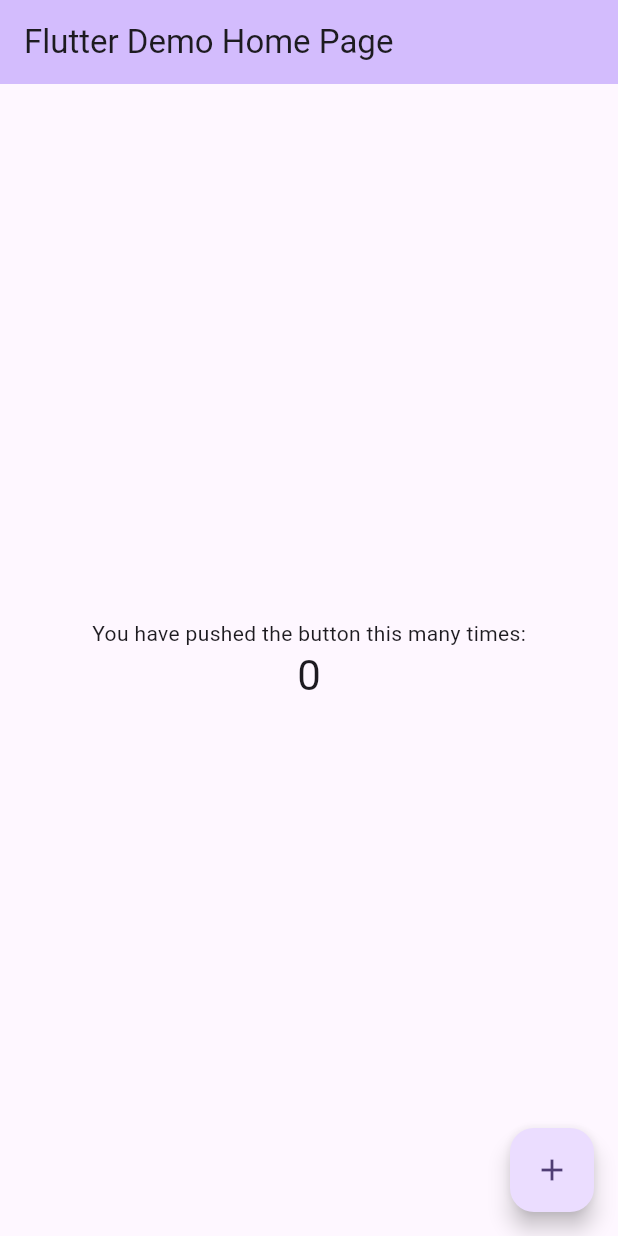
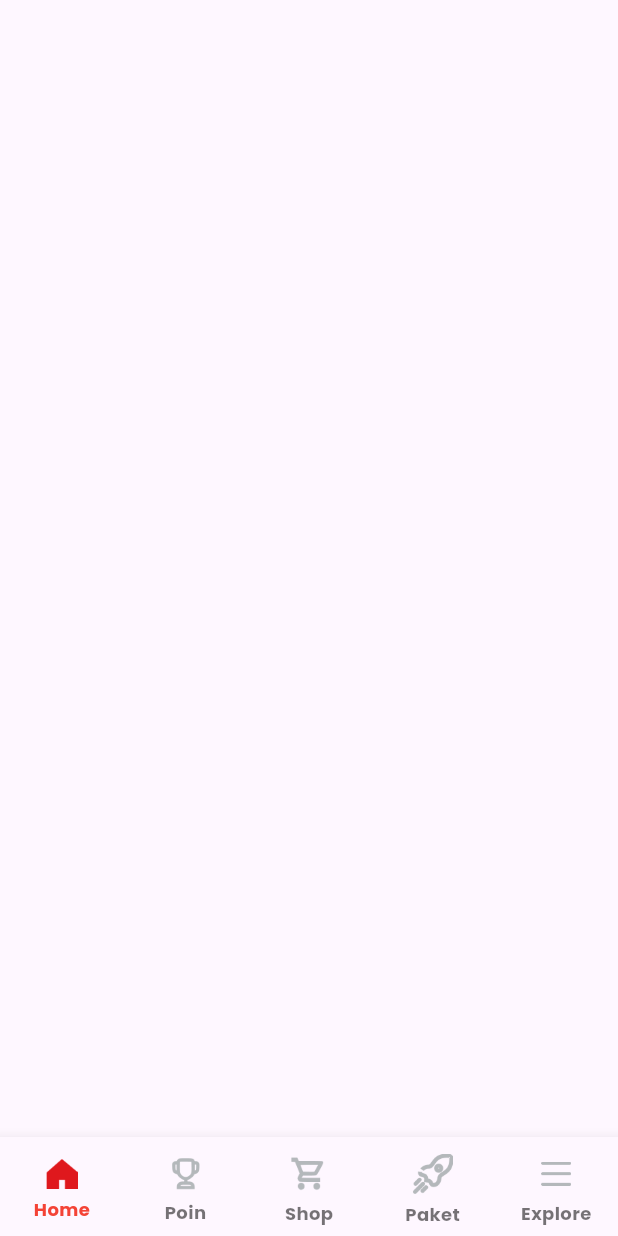
Before and after one commit to PrayogaBoedihartoyo/telkomsel_clone, a Flutter app: the screen it shows after launch, on a phone screen of 412 x 824 dp. Run offline on Flutter 3.47's test engine with Material 3 defaults, Android fonts, the phone set to English and light mode, and no system bars; our stand-ins replace google_fonts.

Commit message:
Initial Commit

```diff
--- a/lib/main.dart
+++ b/lib/main.dart
@@ -1,4 +1,5 @@
 import 'package:flutter/material.dart';
+import 'package:telkomsel_clone/screens/buttom_bav_bar.dart';
 
 void main() {
   runApp(const MyApp());
@@ -12,99 +13,13 @@ class MyApp extends StatelessWidget {
   Widget build(BuildContext context) {
     return MaterialApp(
       title: 'Flutter Demo',
+      debugShowCheckedModeBanner: false,
       theme: ThemeData(
-        colorScheme: ColorScheme.fromSeed(seedColor: Colors.deepPurple),
-        useMaterial3: true,
+        bottomNavigationBarTheme: const BottomNavigationBarThemeData(
+          selectedItemColor: Colors.red,
+        ),
       ),
-      home: const MyHomePage(title: 'Flutter Demo Home Page'),
+      home:  const ButtonNavBar(),
     );
   }
 }
-
-class MyHomePage extends StatefulWidget {
-  const MyHomePage({super.key, required this.title});
-
-  // This widget is the home page of your application. It is stateful, meaning
-  // that it has a State object (defined below) that contains fields that affect
-  // how it looks.
-
-  // This class is the configuration for the state. It holds the values (in this
-  // case the title) provided by the parent (in this case the App widget) and
-  // used by the build method of the State. Fields in a Widget subclass are
-  // always marked "final".
-
-  final String title;
-
-  @override
-  State<MyHomePage> createState() => _MyHomePageState();
-}
-
-class _MyHomePageState extends State<MyHomePage> {
-  int _counter = 0;
-
-  void _incrementCounter() {
-    setState(() {
-      // This call to setState tells the Flutter framework that something has
-      // changed in this State, which causes it to rerun the build method below
-      // so that the display can reflect the updated values. If we changed
-      // _counter without calling setState(), then the build method would not be
-      // called again, and so nothing would appear to happen.
-      _counter++;
-    });
-  }
-
-  @override
-  Widget build(BuildContext context) {
-    // This method is rerun every time setState is called, for instance as done
-    // by the _incrementCounter method above.
-    //
-    // The Flutter framework has been optimized to make rerunning build methods
-    // fast, so that you can just rebuild anything that needs updating rather
-    // than having to individually change instances of widgets.
-    return Scaffold(
-      appBar: AppBar(
-        // TRY THIS: Try changing the color here to a specific color (to
-        // Colors.amber, perhaps?) and trigger a hot reload to see the AppBar
-        // change color while the other colors stay the same.
-        backgroundColor: Theme.of(context).colorScheme.inversePrimary,
-        // Here we take the value from the MyHomePage object that was created by
-        // the App.build method, and use it to set our appbar title.
-        title: Text(widget.title),
-      ),
-      body: Center(
-        // Center is a layout widget. It takes a single child and positions it
-        // in the middle of the parent.
-        child: Column(
-          // Column is also a layout widget. It takes a list of children and
-          // arranges them vertically. By default, it sizes itself to fit its
-          // children horizontally, and tries to be as tall as its parent.
-          //
-          // Column has various properties to control how it sizes itself and
-          // how it positions its children. Here we use mainAxisAlignment to
-          // center the children vertically; the main axis here is the vertical
-          // axis because Columns are vertical (the cross axis would be
-          // horizontal).
-          //
-          // TRY THIS: Invoke "debug painting" (choose the "Toggle Debug Paint"
-          // action in the IDE, or press "p" in the console), to see the
-          // wireframe for each widget.
-          mainAxisAlignment: MainAxisAlignment.center,
-          children: <Widget>[
-            const Text(
-              'You have pushed the button this many times:',
-            ),
-            Text(
-              '$_counter',
-              style: Theme.of(context).textTheme.headlineMedium,
-            ),
-          ],
-        ),
-      ),
-      floatingActionButton: FloatingActionButton(
-        onPressed: _incrementCounter,
-        tooltip: 'Increment',
-        child: const Icon(Icons.add),
-      ), // This trailing comma makes auto-formatting nicer for build methods.
-    );
-  }
-}
--- /dev/null
+++ b/lib/screens/buttom_bav_bar.dart
@@ -0,0 +1,82 @@
+import 'package:flutter/material.dart';
+import 'package:telkomsel_clone/themes.dart';
+
+class ButtonNavBar extends StatefulWidget {
+  const ButtonNavBar({super.key});
+
+  @override
+  State<ButtonNavBar> createState() => _ButtonNavBarState();
+}
+
+class _ButtonNavBarState extends State<ButtonNavBar> {
+  int _selectedIndex = 0;
+
+  @override
+  Widget build(BuildContext context) {
+    Widget CustomNavBar() {
+      return BottomNavigationBar(
+        currentIndex: _selectedIndex,
+        onTap: (int index) {
+          setState(() {
+            _selectedIndex = index;
+          });
+        },
+        selectedLabelStyle: bottomNavText,
+        unselectedLabelStyle: bottomNavText,
+        type: BottomNavigationBarType.fixed,
+        items: [
+          BottomNavigationBarItem(
+            icon: Container(
+              margin: const EdgeInsets.symmetric(vertical: 5),
+              child: Image.asset(
+                'assets/icons/Icon-home.png', width: 21,
+                color: _selectedIndex == 0 ? redColor : greyColor,
+              ),
+            ),
+            label: 'Home',
+          ),
+          BottomNavigationBarItem(
+            icon: Container(
+              margin: const EdgeInsets.symmetric(vertical: 5),
+              child: Image.asset('assets/icons/trophy.png', width: 24,
+                color: _selectedIndex == 1 ? redColor : greyColor,
+              ),
+            ),
+            label: 'Poin',
+          ),
+          BottomNavigationBarItem(
+            icon: Container(
+              margin: const EdgeInsets.symmetric(vertical: 5),
+              child: Image.asset('assets/icons/shopping-cart.png', width: 25,
+                color: _selectedIndex == 2 ? redColor : greyColor,
+              ),
+            ),
+            label: 'Shop',
+          ),
+          BottomNavigationBarItem(
+            icon: Container(
+              margin: const EdgeInsets.symmetric(vertical: 5),
+              child: Image.asset('assets/icons/Rocket.png', width: 27,
+                color: _selectedIndex == 3 ? redColor : greyColor,
+              ),
+            ),
+            label: 'Paket',
+          ),
+          BottomNavigationBarItem(
+            icon: Container(
+              margin: const EdgeInsets.symmetric(vertical: 10),
+              child: Image.asset('assets/icons/menu.png', width: 20,
+                color: _selectedIndex == 4 ? redColor : greyColor,
+              ),
+            ),
+            label: 'Explore',
+          ),
+        ],
+      );
+    }
+
+    return Scaffold(
+      bottomNavigationBar: CustomNavBar(),
+    );
+  }
+}
--- a/pubspec.yaml
+++ b/pubspec.yaml
@@ -35,6 +35,7 @@ dependencies:
   # The following adds the Cupertino Icons font to your application.
   # Use with the CupertinoIcons class for iOS style icons.
   cupertino_icons: ^1.0.2
+  google_fonts: ^6.1.0
 
 dev_dependencies:
   flutter_test:
@@ -46,7 +47,6 @@ dev_dependencies:
   # package. See that file for information about deactivating specific lint
   # rules and activating additional ones.
   flutter_lints: ^2.0.0
-  google_fonts: ^2.1.0
 # For information on the generic Dart part of this file, see the
 # following page: https://dart.dev/tools/pub/pubspec
 
```
Also changed, not shown: assets/icons/shopping-cart.png (renamed from assets/icons/shopping-cart 1.png), assets/icons/trophy.png (renamed from assets/icons/trophy 1.png), pubspec.lock.
